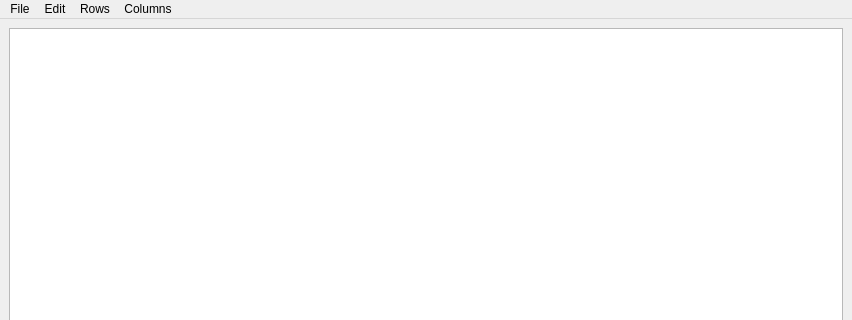
boeglinw/DFE, file dfe_main_window.ui: the form before one commit; both pictures show x 0 to 852 and y 0 to 320 of the 852 by 611 pixel window.
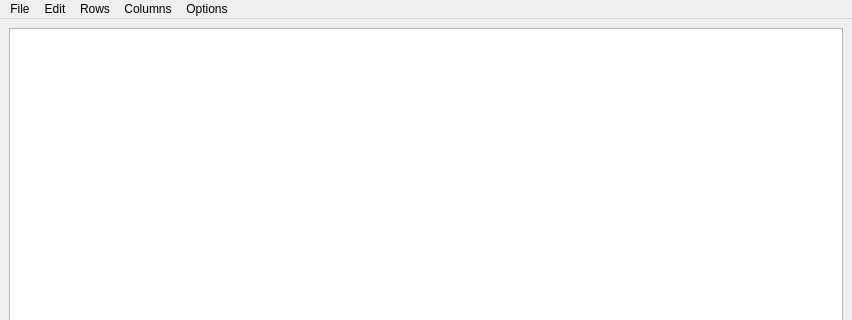
The form after the commit.

Commit message:
added float display option
added  options menu with menu item float display to control the format of floating point numbers

```diff
--- a/dfe_main_window.ui
+++ b/dfe_main_window.ui
@@ -70,10 +70,17 @@
     <addaction name="separator"/>
     <addaction name="actionRemove_Columns"/>
    </widget>
+   <widget class="QMenu" name="menuOptions">
+    <property name="title">
+     <string>Options</string>
+    </property>
+    <addaction name="actionFloat_Display"/>
+   </widget>
    <addaction name="menuFile"/>
    <addaction name="menuEdit"/>
    <addaction name="menuRows"/>
    <addaction name="menuColumns"/>
+   <addaction name="menuOptions"/>
   </widget>
   <widget class="QStatusBar" name="statusbar"/>
   <action name="actionOpen">
```
Left out of the diff: 5 changed lines with no effect on the pictures. The commit also changes 163 other files.
